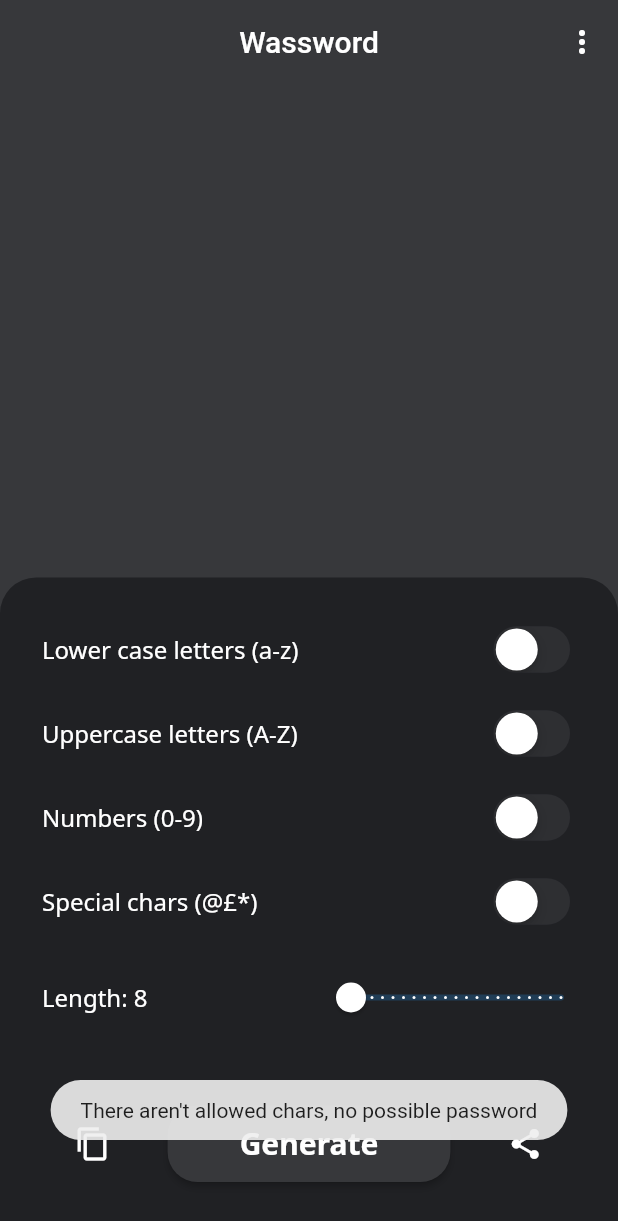
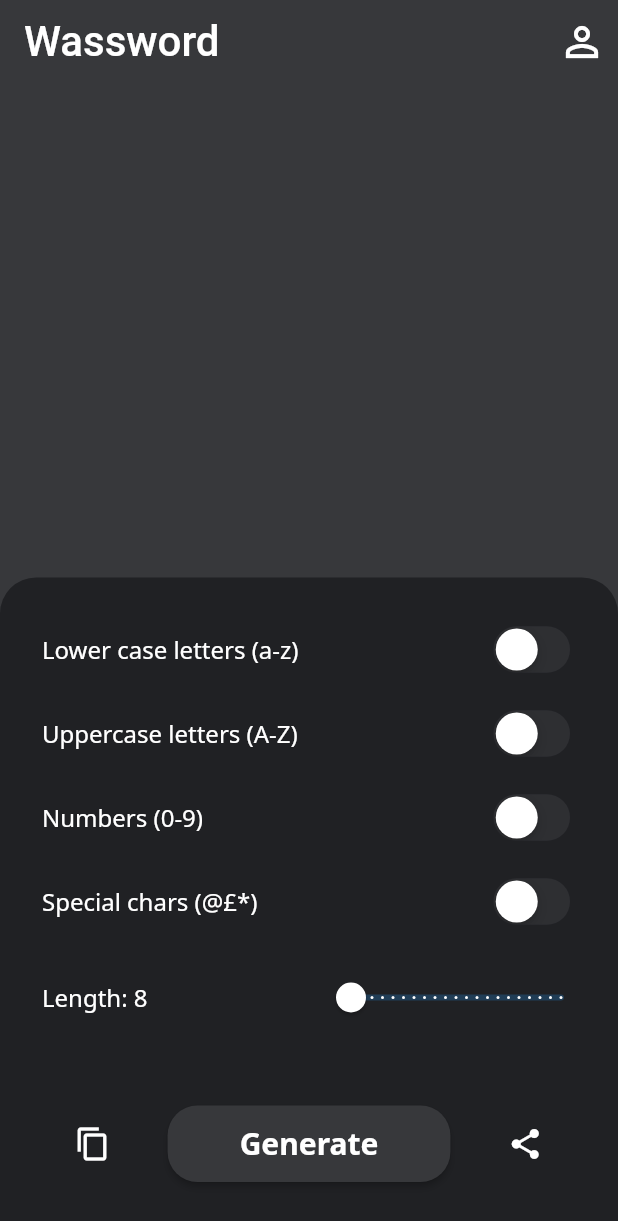
Before and after one commit to polilluminato/wassword-flutter, a Flutter app: the screen it shows after launch, after a tap on "Generate", on a phone screen of 412 x 824 dp. Shown: the top 1221 px of the screen. Run offline on Flutter 3.47's test engine with Material 2 defaults, Android fonts, the light colour scheme and no system bars; our stand-ins replace flutter_mobx, fluttertoast, google_fonts, mobx, share; generated files the repository leaves out were written again.

Commit message:
feat: Mobx implementation of the Store Password
Implemented all the password generation and display with Mobx

```diff
--- a/lib/pages/home_page.dart
+++ b/lib/pages/home_page.dart
@@ -3,11 +3,15 @@ import 'package:flutter/material.dart';
 import 'package:flutter/services.dart';
 import 'package:fluttertoast/fluttertoast.dart';
 import 'package:share/share.dart';
+import 'package:flutter_mobx/flutter_mobx.dart';
 
 import '../pages/about_page.dart';
 import '../styles/my_colors.dart';
 import '../types/custom_popup_menu.dart';
-import '../utils/password_generator.dart';
+
+import '../stores/password.dart';
+
+final passwordStore = Password();
 
 class HomePage extends StatefulWidget {
   HomePage({Key key, this.title}) : super(key: key);
@@ -19,40 +23,11 @@ class HomePage extends StatefulWidget {
 }
 
 class _HomePageState extends State<HomePage> {
-  String _generatedPassword = "";
-  bool _isWithLetters = false;
-  bool _isWithUppercase = false;
-  bool _isWithNumbers = false;
-  bool _isWithSpecial = false;
-  double _numberCharPassword = 8.0;
-
-  /*Funzione per generare le password*/
-  void _generatePassword() {
-    if (!_isWithLetters &&
-        !_isWithUppercase &&
-        !_isWithNumbers &&
-        !_isWithSpecial) {
-      //Resetto la password
-      setState(() {
-        _generatedPassword = "";
-      });
-
-      Fluttertoast.showToast(
-          msg: "There aren't allowed chars, no possible password",
-          toastLength: Toast.LENGTH_LONG,
-          gravity: ToastGravity.BOTTOM);
-    } else {
-      setState(() {
-        _generatedPassword = generatePassword(_isWithLetters, _isWithUppercase,
-            _isWithNumbers, _isWithSpecial, _numberCharPassword.round());
-      });
-    }
-  }
 
   //Funzione per copiare la password che ho generato e metterla nella clipboard
   //  in modo che io possa condividerla con altre app
   void _copyToClipboard() {
-    Clipboard.setData(new ClipboardData(text: _generatedPassword));
+    Clipboard.setData(new ClipboardData(text: passwordStore.password));
 
     //Faccio vedere il toast per far capire che ho copiato la password
     Fluttertoast.showToast(
@@ -62,7 +37,7 @@ class _HomePageState extends State<HomePage> {
   }
 
   void _shareGeneratedPassword() {
-    Share.share(_generatedPassword);
+    Share.share(passwordStore.password);
   }
 
   initState() {
@@ -89,25 +64,24 @@ class _HomePageState extends State<HomePage> {
       appBar: new AppBar(
         elevation: 0,
         backgroundColor: colorGreyLight,
-        centerTitle: true,
         title: Text(widget.title,
             style: TextStyle(
               color: Colors.white,
-              fontSize: 20,
+              fontSize: 28,
             )),
         actions: <Widget>[
-          PopupMenuButton<CustomPopupMenu>(
-            elevation: 4,
-            onSelected: _selectPopUpMenu,
-            itemBuilder: (BuildContext context) {
-              return choices.map((CustomPopupMenu choice) {
-                return PopupMenuItem<CustomPopupMenu>(
-                  value: choice,
-                  child: Text(choice.title),
-                );
-              }).toList();
+          IconButton(
+            iconSize: 32,
+            color: Colors.white,
+            icon: Icon(Icons.person_outline),
+            onPressed: () {
+              Navigator.push(
+                  context,
+                  MaterialPageRoute(
+                    builder: (context) => AboutPage(),
+                  ));
             },
-          )
+          ),
         ],
       ),
       body: new Column(children: <Widget>[
@@ -117,11 +91,15 @@ class _HomePageState extends State<HomePage> {
             constraints: BoxConstraints.expand(),
             alignment: Alignment(0.0, 0.0),
             color: colorGreyLight,
-            child: new Text(
-              _generatedPassword,
+            child: Observer(
+              builder: (_) => Text(
+                passwordStore.password,
                 textAlign: TextAlign.center,
                 style: new TextStyle(
-                  fontWeight: FontWeight.bold, fontSize: 40, color: colorWhite),
+                    fontWeight: FontWeight.bold,
+                    fontSize: 40,
+                    color: colorWhite),
+              ),
             ),
           ),
         ),
@@ -139,57 +117,53 @@ class _HomePageState extends State<HomePage> {
               new ListTile(
                 title: Text('Lower case letters (a-z)',
                     style: TextStyle(color: Colors.white)),
-                trailing: CupertinoSwitch(
+                trailing: Observer(
+                  builder: (_) => CupertinoSwitch(
                     activeColor: Colors.white,
-                  value: _isWithLetters,
+                    value: passwordStore.isWithLetters,
                     onChanged: (bool value) {
-                    setState(() {
-                      _isWithLetters = value;
-                      _generatePassword();
-                    });
+                      passwordStore.changeLetters(value);
                     },
+                  ),
                 ),
               ),
               new ListTile(
                 title: Text('Uppercase letters (A-Z)',
                     style: TextStyle(color: Colors.white)),
-                trailing: CupertinoSwitch(
+                trailing: Observer(
+                  builder: (_) => CupertinoSwitch(
                     activeColor: Colors.white,
-                  value: _isWithUppercase,
+                    value: passwordStore.isWithUppercase,
                     onChanged: (bool value) {
-                    setState(() {
-                      _isWithUppercase = value;
-                      _generatePassword();
-                    });
+                      passwordStore.changeUppercase(value);
                     },
+                  ),
                 ),
               ),
               new ListTile(
                 title: Text('Numbers (0-9)',
                     style: TextStyle(color: Colors.white)),
-                trailing: CupertinoSwitch(
+                trailing: Observer(
+                  builder: (_) => CupertinoSwitch(
                     activeColor: Colors.white,
-                  value: _isWithNumbers,
+                    value: passwordStore.isWithNumbers,
                     onChanged: (bool value) {
-                    setState(() {
-                      _isWithNumbers = value;
-                      _generatePassword();
-                    });
+                      passwordStore.changeNumbers(value);
                     },
+                  ),
                 ),
               ),
               new ListTile(
                 title: Text('Special chars (@£*)',
                     style: TextStyle(color: Colors.white)),
-                trailing: CupertinoSwitch(
-                  value: _isWithSpecial,
+                trailing: Observer(
+                  builder: (_) => CupertinoSwitch(
                     activeColor: Colors.white,
+                    value: passwordStore.isWithSpecial,
                     onChanged: (bool value) {
-                    setState(() {
-                      _isWithSpecial = value;
-                      _generatePassword();
-                    });
+                      passwordStore.changeSpecial(value);
                     },
+                  ),
                 ),
               ),
               new SizedBox(height: 12),
@@ -197,28 +171,30 @@ class _HomePageState extends State<HomePage> {
                 mainAxisSize: MainAxisSize.max,
                 mainAxisAlignment: MainAxisAlignment.spaceBetween,
                 children: <Widget>[
-                  new Padding(
+                  Observer(
+                    builder: (_) => Padding(
                         padding: EdgeInsets.only(left: 16.0),
                         child: new Text(
-                        "Length: ${_numberCharPassword.round()}",
+                          "Length: ${passwordStore.numberCharPassword.toInt()}",
                           style: new TextStyle(
                               fontSize: 16.0,
                               fontWeight: FontWeight.normal,
                               color: Colors.white),
                         )),
-                  new Slider(
+                  ),
+                  Observer(
+                      builder: (_) => Slider(
                           min: 8.0,
                           max: 32.0,
                           activeColor: Colors.white,
                           divisions: 20,
-                      value: _numberCharPassword,
+                          value: passwordStore.numberCharPassword,
                           //label: '${_numberCharPassword.round()}',
                           onChanged: (double value) {
                             setState(() {
-                          _numberCharPassword = value;
-                          _generatePassword();
+                              passwordStore.changeLenght(value);
                             });
-                      })
+                          })),
                 ],
               ),
               new Container(
@@ -241,7 +217,7 @@ class _HomePageState extends State<HomePage> {
                         padding:
                             EdgeInsets.symmetric(horizontal: 48, vertical: 12),
                         color: colorGreyLight,
-                        onPressed: _generatePassword,
+                        onPressed: () => {passwordStore.generateNew()},
                         textColor: colorAccent,
                         child: new Text("Generate",
                             style: new TextStyle(
--- a/lib/utils/password_generator.dart
+++ b/lib/utils/password_generator.dart
@@ -2,15 +2,20 @@ import 'dart:math';
 
 /**
  * @desc Function to generate passwords based on some criteria
- * @param bool _isWithLetters: password must contain letters
- * @param bool _isWithUppercase: password must contain uppercase letters
- * @param bool _isWithNumbers: password must contain numbers
- * @param bool _isWithSpecial: password must contain special chars
+ * @param bool isWithLetters: password must contain letters
+ * @param bool isWithUppercase: password must contain uppercase letters
+ * @param bool isWithNumbers: password must contain numbers
+ * @param bool isWithSpecial: password must contain special chars
  * @param int _numberCharPassword: password length
  * @return string: new password
  */
-String generatePassword(bool _isWithLetters, bool _isWithUppercase,
-    bool _isWithNumbers, bool _isWithSpecial, int _numberCharPassword) {
+String generatePassword({
+    bool isWithLetters,
+    bool isWithUppercase,
+    bool isWithNumbers,
+    bool isWithSpecial,
+    double numberCharPassword}) {
+
   String _lowerCaseLetters = "abcdefghijklmnopqrstuvwxyz";
   String _upperCaseLetters = "ABCDEFGHIJKLMNOPQRSTUVWXYZ";
   String _numbers = "0123456789";
@@ -18,14 +23,14 @@ String generatePassword(bool _isWithLetters, bool _isWithUppercase,
 
   String _allowedChars = "";
 
-  _allowedChars += (_isWithLetters ? _lowerCaseLetters : '');
-  _allowedChars += (_isWithUppercase ? _upperCaseLetters : '');
-  _allowedChars += (_isWithNumbers ? _numbers : '');
-  _allowedChars += (_isWithSpecial ? _special : '');
+  _allowedChars += (isWithLetters ? _lowerCaseLetters : '');
+  _allowedChars += (isWithUppercase ? _upperCaseLetters : '');
+  _allowedChars += (isWithNumbers ? _numbers : '');
+  _allowedChars += (isWithSpecial ? _special : '');
 
   int i = 0;
   String _result = "";
-  while (i < _numberCharPassword) {
+  while (i < numberCharPassword) {
     //https://stackoverflow.com/a/28614409/7483183
     int randomInt = Random.secure().nextInt(_allowedChars.length);
     _result += _allowedChars[randomInt];
```
Also changed, not shown: lib/stores/password.dart (added, +64 -0 lines), lib/stores/password.g.dart (added). Lines whose indentation alone changed are shown as unchanged.
